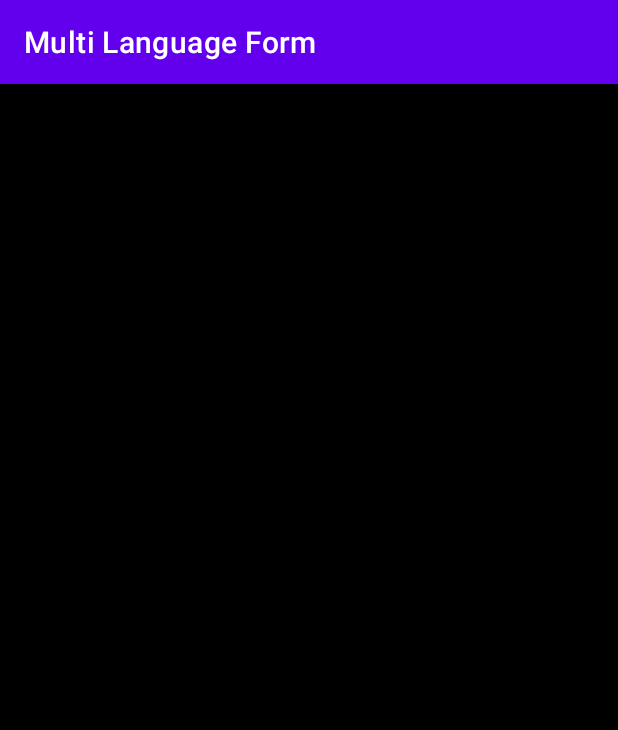
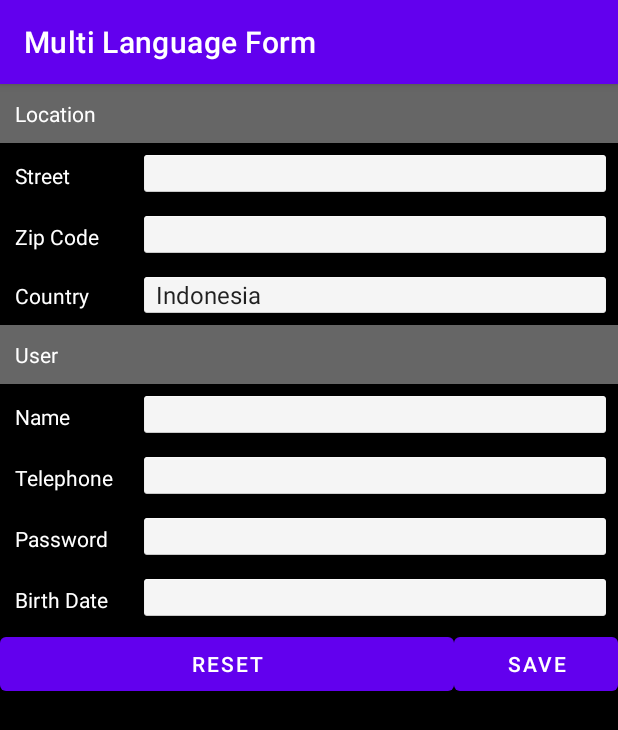
Before and after one commit to LeonardoDacosta29/AS_MultiLanguage, an Android app: the screen it shows after launch (MainActivity), on a phone screen of 412 x 824 dp. Shown: the top 730 px of the screen. Run offline under Robolectric (Android 15) with nearby library versions, the phone set to English and light mode, and no system bars.

Commit message:
coding selesai

```diff
--- a/app/src/main/res/layout/activity_main.xml
+++ b/app/src/main/res/layout/activity_main.xml
@@ -7,12 +7,130 @@
     android:background="#000000"
     tools:context=".MainActivity">
 
-    <TextView
-        android:layout_width="wrap_content"
-        android:layout_height="wrap_content"
-        android:text="Hello World!"
-        app:layout_constraintBottom_toBottomOf="parent"
-        app:layout_constraintEnd_toEndOf="parent"
-        app:layout_constraintStart_toStartOf="parent"
-        app:layout_constraintTop_toTopOf="parent" />
+    <TableRow
+        android:background="#666666"
+        android:padding="10dp">
+        <TextView
+            android:layout_width="wrap_content"
+            android:layout_height="wrap_content"
+            android:text="@string/lokasi"
+            android:textColor="#ffffff"/>
+    </TableRow>
+    <TableRow>
+        <TextView
+            android:layout_width="wrap_content"
+            android:layout_height="wrap_content"
+            android:text="Street"
+            android:textColor="#ffffff"
+            android:padding="10dp"/>
+        <EditText
+            android:layout_width="wrap_content"
+            android:layout_height="wrap_content"
+            android:layout_weight="1"
+            android:background="@android:drawable/dialog_holo_light_frame"/>
+    </TableRow>
+    <TableRow>
+        <TextView
+            android:layout_width="wrap_content"
+            android:layout_height="wrap_content"
+            android:text="Zip Code"
+            android:textColor="#ffffff"
+            android:padding="10dp"/>
+        <EditText
+            android:layout_width="wrap_content"
+            android:layout_height="wrap_content"
+            android:layout_weight="1"
+            android:background="@android:drawable/dialog_holo_light_frame"/>
+    </TableRow>
+    <TableRow>
+        <TextView
+            android:layout_width="wrap_content"
+            android:layout_height="wrap_content"
+            android:text="@string/negara"
+            android:textColor="#ffffff"
+            android:padding="10dp"/>
+        <Spinner
+            android:layout_width="wrap_content"
+            android:layout_height="wrap_content"
+            android:layout_weight="1"
+            android:background="@android:drawable/dialog_holo_light_frame"
+            android:entries="@array/daftarnegara"/>
+    </TableRow>
+    <TableRow
+        android:background="#666666"
+        android:padding="10dp">
+        <TextView
+            android:layout_width="wrap_content"
+            android:layout_height="wrap_content"
+            android:text="User"
+            android:textColor="#ffffff"/>
+    </TableRow>
+    <TableRow>
+        <TextView
+            android:layout_width="wrap_content"
+            android:layout_height="wrap_content"
+            android:text="Name"
+            android:textColor="#ffffff"
+            android:padding="10dp"/>
+        <EditText
+            android:layout_width="wrap_content"
+            android:layout_height="wrap_content"
+            android:layout_weight="1"
+            android:background="@android:drawable/dialog_holo_light_frame"
+            android:inputType="textCapWords"/>
+    </TableRow>
+    <TableRow>
+        <TextView
+            android:layout_width="wrap_content"
+            android:layout_height="wrap_content"
+            android:text="Telephone"
+            android:textColor="#ffffff"
+            android:padding="10dp"/>
+        <EditText
+            android:layout_width="wrap_content"
+            android:layout_height="wrap_content"
+            android:layout_weight="1"
+            android:background="@android:drawable/dialog_holo_light_frame"
+            android:inputType="phone"/>
+    </TableRow>
+    <TableRow>
+        <TextView
+            android:layout_width="wrap_content"
+            android:layout_height="wrap_content"
+            android:text="Password"
+            android:textColor="#ffffff"
+            android:padding="10dp"/>
+        <EditText
+            android:layout_width="wrap_content"
+            android:layout_height="wrap_content"
+            android:layout_weight="1"
+            android:background="@android:drawable/dialog_holo_light_frame"
+            android:inputType="textPassword"/>
+    </TableRow>
+    <TableRow>
+        <TextView
+            android:layout_width="wrap_content"
+            android:layout_height="wrap_content"
+            android:text="Birth Date"
+            android:textColor="#ffffff"
+            android:padding="10dp"/>
+        <EditText
+            android:layout_width="wrap_content"
+            android:layout_height="wrap_content"
+            android:layout_weight="1"
+            android:background="@android:drawable/dialog_holo_light_frame"
+            android:inputType="date"/>
+    </TableRow>
+    <TableRow>
+        <Button
+            android:layout_width="wrap_content"
+            android:layout_height="wrap_content"
+            android:text="Reset"
+            android:layout_weight="1"/>
+        <Button
+            android:layout_width="wrap_content"
+            android:layout_height="wrap_content"
+            android:text="Save"
+            />
+    </TableRow>
 </TableLayout>
--- a/app/src/main/res/values/strings.xml
+++ b/app/src/main/res/values/strings.xml
@@ -15,7 +15,7 @@
     <string name="nama">Name</string>
     <string name="telp">Telephone</string>
     <string name="sandi">password</string>
-    <string name="tgllahir">Birth Date</string>
+    <string name="tglLahir">Birth Date</string>
     <string name="ulang">Reset</string>
     <string name="simpan">Save</string>
 </resources>
```
Also changed, not shown: 1 other file.
